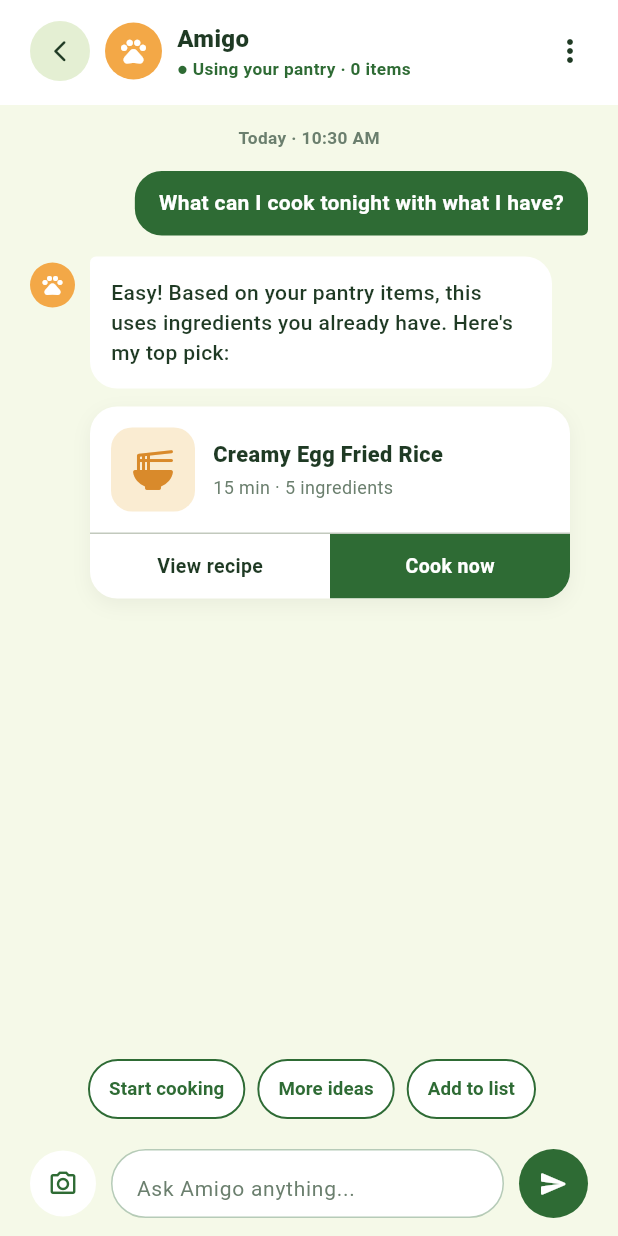
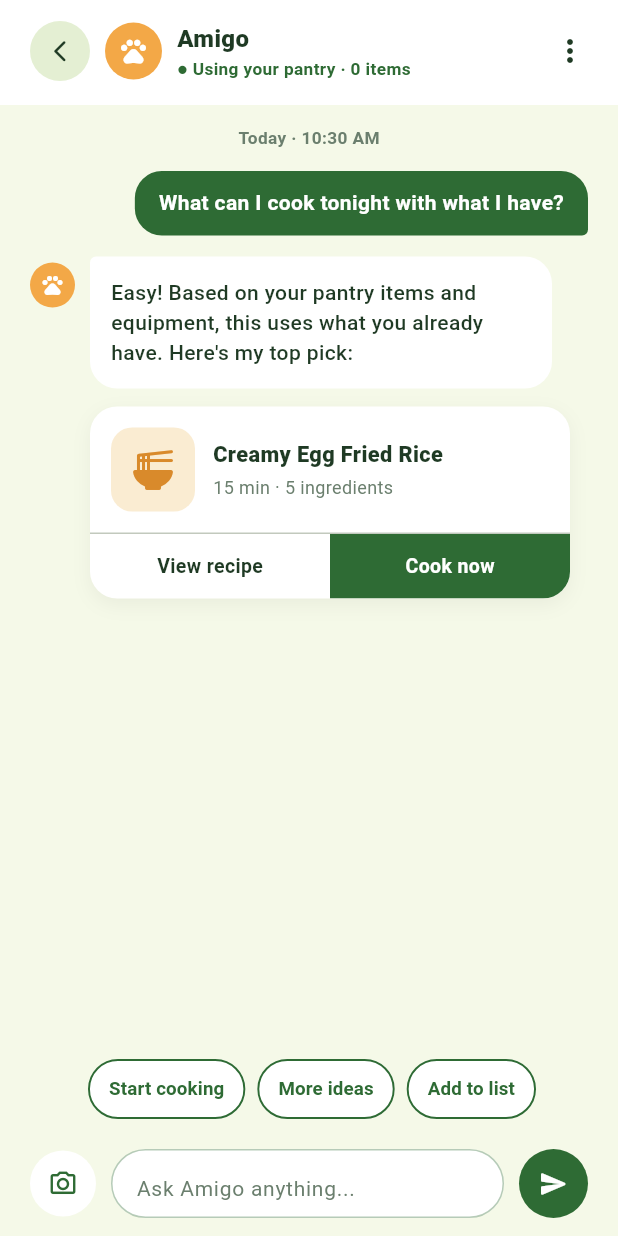
Before and after one commit to nikkibuttowsk/dormigo, a Flutter app: the _AmigoPanel screen opened directly, after a tap on the "open in full" icon, after a tap on the "history" icon, after a tap on "What can I cook tonight with what I have", on a phone screen of 412 x 824 dp. Run offline on Flutter 3.47's test engine with Material 3 defaults, Android fonts, the phone set to English and light mode, and no system bars; our stand-ins replace flutter_dotenv, image_picker, material_ui, supabase_flutter; accounts and stored records are empty; network calls fail.

Commit message:
fix: integrate user details to amigo chat

```diff
--- a/lib/screens/amigo_screen.dart
+++ b/lib/screens/amigo_screen.dart
@@ -4,6 +4,7 @@ import 'package:material_ui/material_ui.dart';
 import 'package:provider/provider.dart';
 
 import '../database/seed_data.dart';
+import '../providers/auth_provider.dart';
 import '../providers/pantry_provider.dart';
 import '../utils/theme.dart';
 import 'cooking_guide_screen.dart';
@@ -45,6 +46,9 @@ class AmigoRouteObserver extends NavigatorObserver {
 }
 
 final AmigoRouteObserver amigoRouteObserver = AmigoRouteObserver();
+
+/// Clears Amigo's in-memory conversation (call on logout / user switch).
+void resetAmigoChat() => _chat.reset();
 
 /// Opens Amigo as a small bottom panel.
 void showAmigoSheet([BuildContext? context]) {
@@ -141,6 +145,19 @@ class _AmigoChat extends ChangeNotifier {
   bool typing = false;
   String timeLabel = '';
   int _session = 0;
+  String? _activeUserId;
+
+  /// Clears chat memory whenever the signed-in user changes or logs out.
+  void syncUser(String? userId) {
+    if (_activeUserId == userId) return;
+    _activeUserId = userId;
+    if (messages.isNotEmpty || typing) {
+      _session++;
+      messages.clear();
+      typing = false;
+      timeLabel = '';
+    }
+  }
 
   /// Recipe attached to the LATEST Amigo reply only. Returns null when the
   /// latest reply has no recipe (for example a meal plan).
@@ -156,6 +173,7 @@ class _AmigoChat extends ChangeNotifier {
     _session++;
     messages.clear();
     typing = false;
+    timeLabel = '';
     notifyListeners();
   }
 
@@ -170,12 +188,12 @@ class _AmigoChat extends ChangeNotifier {
     typing = true;
     notifyListeners();
 
-    // Comment 5: Wait for the initial Supabase load to finish without a 5s cutoff
-    // so slow networks never read a stale/empty pantry.
+    // Wait for the initial Supabase load to finish so slow networks never read
+    // a stale or empty pantry.
     await provider.whenLoaded;
     if (session != _session) return;
 
-    // Comments 8 & 9: Only include unexpired pantry items normalized for exact matching.
+    // Only include unexpired pantry items normalized for exact matching.
     final validNormalizedPantry = provider.items
         .where((e) => e.daysUntilExpiry == null || e.daysUntilExpiry! >= 0)
         .map((e) => _normalizeIngredient(e.name))
@@ -217,6 +235,22 @@ Map<String, dynamic> _buildAmigoReply(
 
   if (wantsSwap) {
     if (q.contains('cream')) {
+      final hasMilk = validNormalizedPantry.contains('milk');
+      final hasCheese = validNormalizedPantry.contains('cheese');
+      if (hasMilk) {
+        return {
+          'isUser': false,
+          'text':
+              'No cream? You already have milk in your pantry—swap in 1/2 cup of milk + 1 tsp butter for the same creamy texture!',
+        };
+      }
+      if (hasCheese) {
+        return {
+          'isUser': false,
+          'text':
+              'No cream? Melt a slice of the cheese from your pantry into warm broth for the same creamy texture!',
+        };
+      }
       return {
         'isUser': false,
         'text':
@@ -230,21 +264,41 @@ Map<String, dynamic> _buildAmigoReply(
     };
   }
 
-  // Weekly meal plan query
+  // Weekly meal plan query filtered by user's registered equipment
   if (q.contains('plan') || q.contains('week') || q.contains('3 ')) {
+    final matching = SeedData.seededRecipes.where((r) {
+      final reqEquip = List.from(r['equipment'] ?? []);
+      return selectedEquip.isEmpty ||
+          reqEquip.any((e) => selectedEquip.contains(e));
+    }).take(3).toList();
+
+    final picks = matching.isNotEmpty
+        ? matching
+        : SeedData.seededRecipes.take(3).toList();
+    const days = ['Mon', 'Tue', 'Wed'];
+    final lines = [
+      for (var i = 0; i < picks.length; i++)
+        '• ${days[i]}: ${picks[i]['title']} (${picks[i]['prep_minutes']} min)',
+    ].join('\n');
+
     return {
       'isUser': false,
       'text':
-          'Here is a 3-night budget dorm plan using your pantry:\n• Mon: Creamy Egg Fried Rice (15 min)\n• Tue: Kettle Egg Drop Ramen (7 min)\n• Wed: Tomato & Egg Stir-Fry over Rice (10 min)',
+          'Here is a ${picks.length}-night budget dorm plan matched to your pantry & equipment:\n$lines',
     };
   }
 
-  // Recipe recommendation
+  // Match requested equipment from user's prompt or registered equipment
+  final requestedEquip = selectedEquip.cast<String?>().firstWhere(
+        (e) => e != null && q.contains(e.toLowerCase()),
+        orElse: () => null,
+      );
+
   Map pickedRecipe = SeedData.seededRecipes.first;
-  if (q.contains('kettle')) {
+  if (requestedEquip != null) {
     pickedRecipe = SeedData.seededRecipes.firstWhere(
-      (r) => List.from(r['equipment'] ?? []).contains('Kettle'),
-      orElse: () => SeedData.seededRecipes[3],
+      (r) => List.from(r['equipment'] ?? []).contains(requestedEquip),
+      orElse: () => SeedData.seededRecipes.first,
     );
   } else {
     for (final r in SeedData.seededRecipes) {
@@ -262,9 +316,9 @@ Map<String, dynamic> _buildAmigoReply(
     }
   }
 
-  final equipText = q.contains('kettle')
-      ? 'With a kettle, your eggs and noodles work great.'
-      : 'Based on your pantry items, this uses ingredients you already have.';
+  final equipText = requestedEquip != null
+      ? 'Using your $requestedEquip, this fits right into your setup.'
+      : 'Based on your pantry items and equipment, this uses what you already have.';
 
   return {
     'isUser': false,
@@ -307,14 +361,17 @@ class _AmigoPanelState extends State<_AmigoPanel> {
   String? _toastText;
   int _toastId = 0;
 
-  final List _starterPrompts = const [
+  List _starterPromptsFor(Set<String> equip) {
+    final primaryEquip =
+        equip.isNotEmpty ? equip.first.toLowerCase() : 'rice cooker';
+    return [
       {
         'icon': Icons.restaurant_menu_rounded,
         'text': 'What can I cook tonight with what I have?',
       },
       {
         'icon': Icons.access_time_rounded,
-      'text': 'Give me a 10-minute meal with just a kettle',
+        'text': 'Give me a 10-minute meal with just a $primaryEquip',
       },
       {
         'icon': Icons.autorenew_rounded,
@@ -325,6 +382,7 @@ class _AmigoPanelState extends State<_AmigoPanel> {
         'text': 'Plan 3 cheap dinners for this week',
       },
     ];
+  }
 
   bool get _compact => widget.compact;
 
@@ -427,11 +485,21 @@ class _AmigoPanelState extends State<_AmigoPanel> {
   // Build
   @override
   Widget build(BuildContext context) {
+    final auth = context.watch<AuthProvider>();
     final provider = context.watch<PantryProvider>();
+
+    // Reset chat memory if the user switched accounts or logged out
+    _chat.syncUser(auth.isGuest ? null : auth.email);
+
+    final fullName = auth.displayName.trim();
+    final firstName =
+        fullName.isEmpty ? 'Chef' : fullName.split(RegExp(r'\s+')).first;
+
     final items = provider.items;
     final equip = provider.selectedEquipment;
-
-    // Comment 11: Distinguish already-expired items from urgent (0-3 day) items.
+    final starterPrompts = _starterPromptsFor(equip);
+
+    // Distinguish already-expired items from urgent (0-3 day) items.
     final expired = provider.expiredItems;
     final urgent = provider.urgentItem;
     final String? alertName = urgent?.name.toLowerCase() ??
@@ -456,13 +524,20 @@ class _AmigoPanelState extends State<_AmigoPanel> {
               _buildCompactHeader(isChatMode, items.length),
               Expanded(
                 child: isChatMode
-                    ? _buildChatBody(alertName, alertDays, showQuick: true)
+                    ? _buildChatBody(
+                        alertName,
+                        alertDays,
+                        equip,
+                        showQuick: true,
+                      )
                     : _buildCompactStart(
+                        firstName: firstName,
                         itemCount: items.length,
                         urgentName: alertName,
                         urgentDays: alertDays,
                         isExpired: isAlreadyExpired,
                         equipSummary: equipSummary,
+                        starterPrompts: starterPrompts,
                       ),
               ),
               _buildInputBar(isChatMode),
@@ -473,13 +548,15 @@ class _AmigoPanelState extends State<_AmigoPanel> {
             children: [
               Expanded(
                 child: isChatMode
-                    ? _buildFullChat(items.length, alertName, alertDays)
+                    ? _buildFullChat(items.length, alertName, alertDays, equip)
                     : _buildFullStart(
+                        firstName: firstName,
                         itemCount: items.length,
                         urgentName: alertName,
                         urgentDays: alertDays,
                         isExpired: isAlreadyExpired,
                         equipSummary: equipSummary,
+                        starterPrompts: starterPrompts,
                       ),
               ),
               _buildInputBar(isChatMode),
@@ -611,11 +688,13 @@ class _AmigoPanelState extends State<_AmigoPanel> {
   }
 
   Widget _buildCompactStart({
+    required String firstName,
     required int itemCount,
     required String? urgentName,
     required int urgentDays,
     required bool isExpired,
     required String equipSummary,
+    required List starterPrompts,
   }) {
     return ListView(
       padding: const EdgeInsets.fromLTRB(16, 14, 16, 8),
@@ -640,6 +719,7 @@ class _AmigoPanelState extends State<_AmigoPanel> {
                   crossAxisAlignment: CrossAxisAlignment.start,
                   children: [
                     _greetingText(
+                      firstName,
                       urgentName,
                       urgentDays,
                       isExpired: isExpired,
@@ -674,18 +754,20 @@ class _AmigoPanelState extends State<_AmigoPanel> {
           ),
         ),
         const SizedBox(height: 8),
-        ..._starterPrompts.map((p) => _promptTile(p, small: true)),
+        ...starterPrompts.map((p) => _promptTile(p, small: true)),
       ],
     );
   }
 
   // FULL SCREEN
   Widget _buildFullStart({
+    required String firstName,
     required int itemCount,
     required String? urgentName,
     required int urgentDays,
     required bool isExpired,
     required String equipSummary,
+    required List starterPrompts,
   }) {
     return ListView(
       padding: EdgeInsets.zero,
@@ -779,6 +861,7 @@ class _AmigoPanelState extends State<_AmigoPanel> {
               crossAxisAlignment: CrossAxisAlignment.start,
               children: [
                 _greetingText(
+                  firstName,
                   urgentName,
                   urgentDays,
                   isExpired: isExpired,
@@ -811,7 +894,7 @@ class _AmigoPanelState extends State<_AmigoPanel> {
           ),
         ),
         const SizedBox(height: 10),
-        ..._starterPrompts.map(
+        ...starterPrompts.map(
           (p) => Padding(
             padding: const EdgeInsets.symmetric(horizontal: 4),
             child: _promptTile(p, small: false),
@@ -822,7 +905,12 @@ class _AmigoPanelState extends State<_AmigoPanel> {
     );
   }
 
-  Widget _buildFullChat(int itemCount, String? urgentName, int urgentDays) {
+  Widget _buildFullChat(
+    int itemCount,
+    String? urgentName,
+    int urgentDays,
+    Set<String> equip,
+  ) {
     return Column(
       children: [
         Container(
@@ -892,7 +980,7 @@ class _AmigoPanelState extends State<_AmigoPanel> {
           ),
         ),
         Expanded(
-          child: _buildChatBody(urgentName, urgentDays, showQuick: true),
+          child: _buildChatBody(urgentName, urgentDays, equip, showQuick: true),
         ),
       ],
     );
@@ -901,7 +989,8 @@ class _AmigoPanelState extends State<_AmigoPanel> {
   // CHAT BODY (messages + quick replies) — shared
   Widget _buildChatBody(
     String? urgentName,
-    int urgentDays, {
+    int urgentDays,
+    Set<String> equip, {
     required bool showQuick,
   }) {
     final messages = _chat.messages;
@@ -971,7 +1060,10 @@ class _AmigoPanelState extends State<_AmigoPanel> {
                     const SizedBox(width: 8),
                   ],
                   _quickPill('More ideas', () {
-                    _submit('Plan 3 cheap dinners for this week');
+                    final primaryEquip = equip.isNotEmpty
+                        ? equip.first.toLowerCase()
+                        : 'rice cooker';
+                    _submit('Plan 3 cheap dinners using my $primaryEquip');
                   }),
                   if (hasRecipe) ...[
                     const SizedBox(width: 8),
@@ -1301,8 +1393,9 @@ class _AmigoPanelState extends State<_AmigoPanel> {
     );
   }
 
-  // Small widgets — Comment 11: Handle expired items separately from expiring items.
+  // Small widgets — Handle expired items separately from expiring items.
   Widget _greetingText(
+    String firstName,
     String? urgentName,
     int urgentDays, {
     required bool isExpired,
@@ -1321,9 +1414,9 @@ class _AmigoPanelState extends State<_AmigoPanel> {
           height: 1.4,
         ),
         children: [
-          const TextSpan(
-            text: 'Hi Chloe! ',
-            style: TextStyle(fontWeight: FontWeight.w800),
+          TextSpan(
+            text: 'Hi $firstName! ',
+            style: const TextStyle(fontWeight: FontWeight.w800),
           ),
           if (name == null)
             const TextSpan(
--- a/lib/screens/profile_screen.dart
+++ b/lib/screens/profile_screen.dart
@@ -10,6 +10,7 @@ import 'dorm_equipment_screen.dart';
 import 'login_screen.dart';
 import 'pantry_screen.dart';
 import 'recipes_screen.dart';
+import 'amigo_screen.dart';
 
 class ProfileScreen extends StatefulWidget {
   const ProfileScreen({super.key});
@@ -358,6 +359,7 @@ class _ProfileScreenState extends State<ProfileScreen> {
 
     if (shouldLogout != true || !mounted) return;
 
+    resetAmigoChat();
     context.read<PantryProvider>().resetForNewSession();
     await auth.signOut();
     if (!mounted) return;
```
Lines whose indentation alone changed are shown as unchanged.
